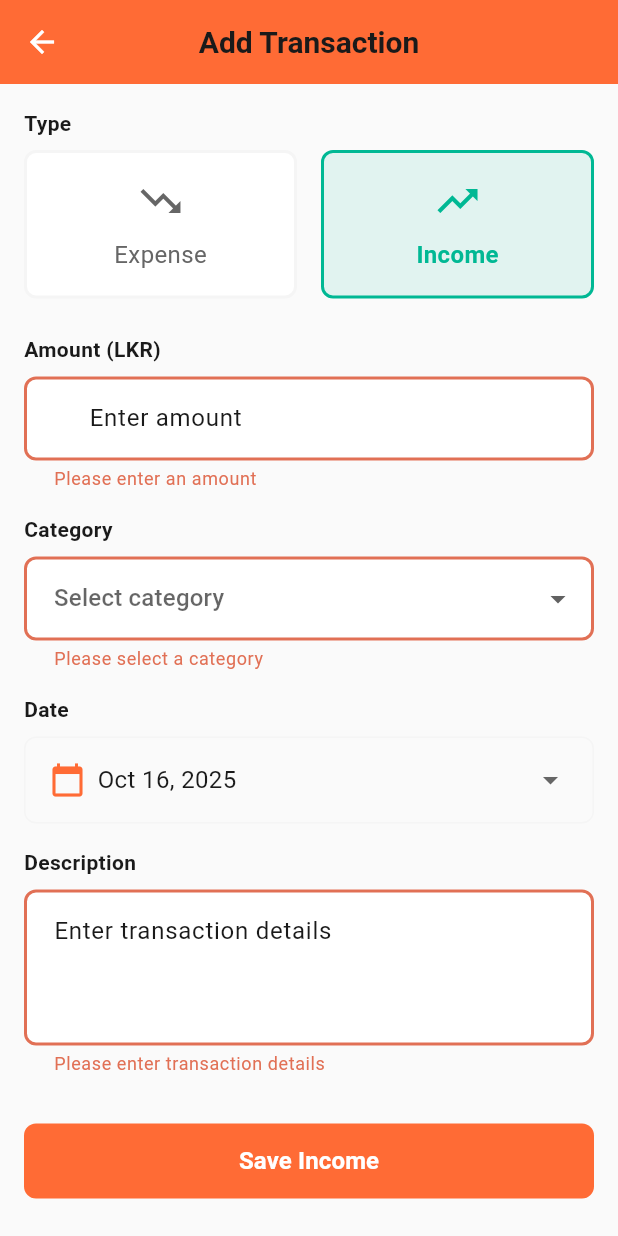
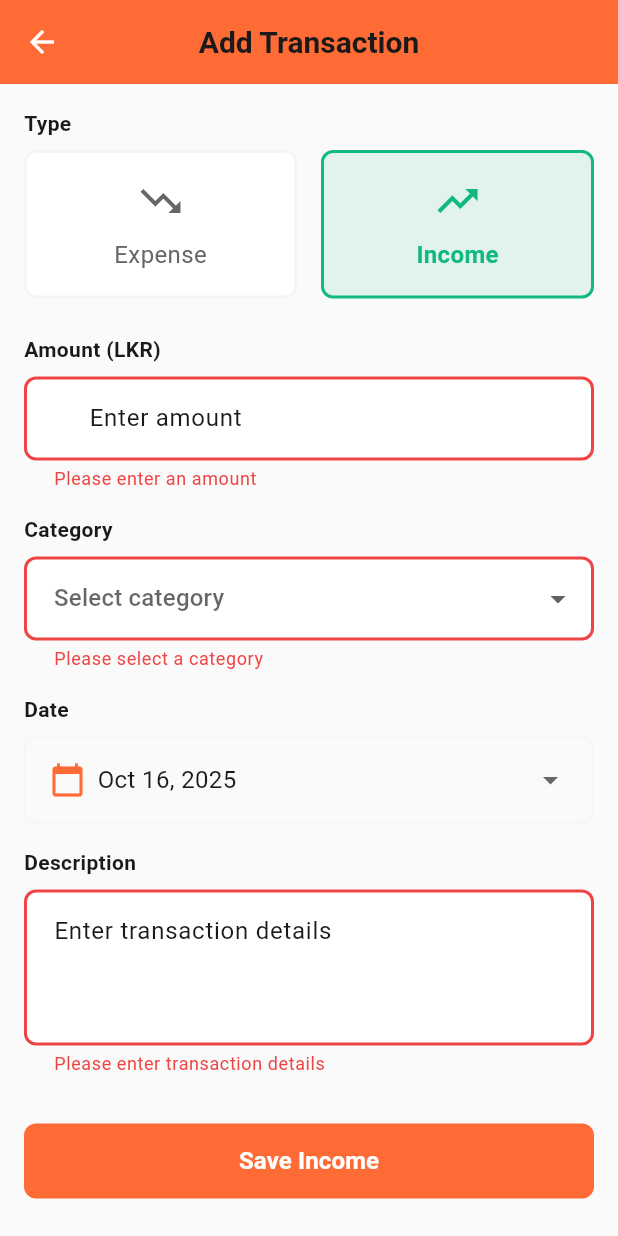
Before and after one commit to rishithamenush/moneymaker, a Flutter app: the AddTransactionPage screen opened by its route, after a tap on "Income", after a tap on "Save Income", on a phone screen of 412 x 824 dp. Run offline on Flutter 3.47's test engine with Material 3 defaults, Android fonts, the phone set to English and light mode, and no system bars; our stand-ins replace equatable, fl_chart, flutter_local_notifications, flutter_secure_storage, shared_preferences, sqflite and 1 more; accounts and stored records are empty.

Commit message:
issue Fixed!

```diff
--- a/lib/core/constants/colors.dart
+++ b/lib/core/constants/colors.dart
@@ -11,11 +11,11 @@ class AppColors {
   static const Color secondaryDark = Color(0xFFF57C00);
   static const Color secondaryLight = Color(0xFFFFB74D);
 
-  // Status Colors (same for both themes)
-  static const Color success = Color(0xFF00B894);
-  static const Color warning = Color(0xFFFDCB6E);
-  static const Color error = Color(0xFFE17055);
-  static const Color info = Color(0xFF74B9FF);
+  // Status Colors (improved for better UX)
+  static const Color success = Color(0xFF10B981);  // Better green for success
+  static const Color warning = Color(0xFFF59E0B);  // Better amber for warnings
+  static const Color error = Color(0xFFEF4444);    // Better red for errors
+  static const Color info = Color(0xFF3B82F6);    // Better blue for info
 
   // Category Colors - Orange Theme (same for both themes)
   static const Color autoTransport = Color(0xFFFF6B35);
--- a/lib/presentation/pages/overview/overview_page.dart
+++ b/lib/presentation/pages/overview/overview_page.dart
@@ -364,33 +364,27 @@ class _OverviewPageState extends State<OverviewPage> with TickerProviderStateMix
     final totalTransactions = expenses.length;
     final overBudgetCategories = budgets.where((b) => b.isOverBudget).length;
 
-    return Row(
+    return Column(
       children: [
-        Expanded(
-          child: _buildStatCard(
+        _buildStatCard(
           title: 'Daily Average',
           value: Formatters.formatCurrency(avgDailySpending, currencyCode: context.read<ThemeProvider>().currency),
           icon: Icons.trending_up,
           color: AppColors.success,
         ),
-        ),
-        const SizedBox(width: AppDimensions.paddingM),
-        Expanded(
-          child: _buildStatCard(
+        const SizedBox(height: AppDimensions.paddingL),
+        _buildStatCard(
           title: 'Transactions',
           value: totalTransactions.toString(),
           icon: Icons.receipt,
           color: AppColors.info,
         ),
-        ),
-        const SizedBox(width: AppDimensions.paddingM),
-        Expanded(
-          child: _buildStatCard(
+        const SizedBox(height: AppDimensions.paddingL),
+        _buildStatCard(
           title: 'Over Budget',
           value: overBudgetCategories.toString(),
           icon: Icons.warning,
           color: AppColors.error,
-          ),
         ),
       ],
     );
@@ -405,27 +399,54 @@ class _OverviewPageState extends State<OverviewPage> with TickerProviderStateMix
     return Container(
       padding: const EdgeInsets.all(AppDimensions.paddingM),
       decoration: BoxDecoration(
-        color: color.withOpacity(0.1),
-        borderRadius: BorderRadius.circular(AppDimensions.radiusM),
+        color: ThemeColors.getSurface(context),
+        borderRadius: BorderRadius.circular(AppDimensions.radiusL),
+        boxShadow: [
+          BoxShadow(
+            color: ThemeColors.getTextPrimary(context).withOpacity(0.05),
+            blurRadius: 10,
+            offset: const Offset(0, 4),
+            spreadRadius: 0,
+          ),
+          BoxShadow(
+            color: ThemeColors.getTextPrimary(context).withOpacity(0.02),
+            blurRadius: 20,
+            offset: const Offset(0, 8),
+            spreadRadius: 0,
+          ),
+        ],
         border: Border.all(
-          color: color.withOpacity(0.3),
+          color: ThemeColors.getBorderLight(context),
           width: 1,
         ),
       ),
-      child: Column(
+      child: Row(
         children: [
-          Icon(
+          Container(
+            padding: const EdgeInsets.all(AppDimensions.paddingS),
+            decoration: BoxDecoration(
+              color: color.withOpacity(0.1),
+              borderRadius: BorderRadius.circular(AppDimensions.radiusM),
+            ),
+            child: Icon(
               icon,
               color: color,
-            size: AppDimensions.iconL,
+              size: 24,
             ),
-          const SizedBox(height: AppDimensions.paddingS),
+          ),
+          const SizedBox(width: AppDimensions.paddingM),
+          Expanded(
+            child: Column(
+              crossAxisAlignment: CrossAxisAlignment.start,
+              mainAxisAlignment: MainAxisAlignment.center,
+              children: [
                 Text(
                   value,
                   style: TextStyle(
-              color: color,
-              fontSize: 20,
-              fontWeight: FontWeight.bold,
+                    color: ThemeColors.getTextPrimary(context),
+                    fontSize: 22,
+                    fontWeight: FontWeight.w600,
+                    letterSpacing: -0.3,
                   ),
                 ),
                 const SizedBox(height: AppDimensions.paddingXS),
@@ -433,9 +454,13 @@ class _OverviewPageState extends State<OverviewPage> with TickerProviderStateMix
                   title,
                   style: TextStyle(
                     color: ThemeColors.getTextSecondary(context),
-              fontSize: 12,
+                    fontSize: 14,
+                    fontWeight: FontWeight.w500,
+                    letterSpacing: 0.1,
                   ),
-            textAlign: TextAlign.center,
+                ),
+              ],
+            ),
           ),
         ],
       ),
```
Lines whose indentation alone changed are shown as unchanged.
